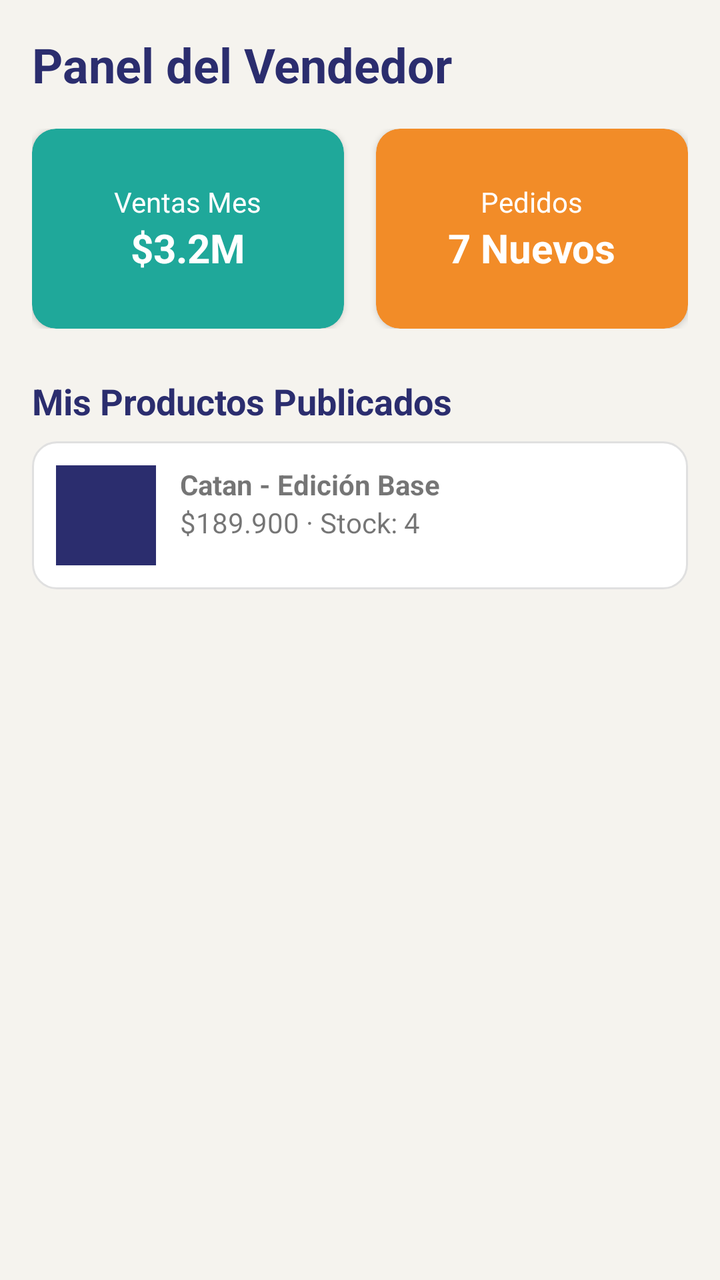
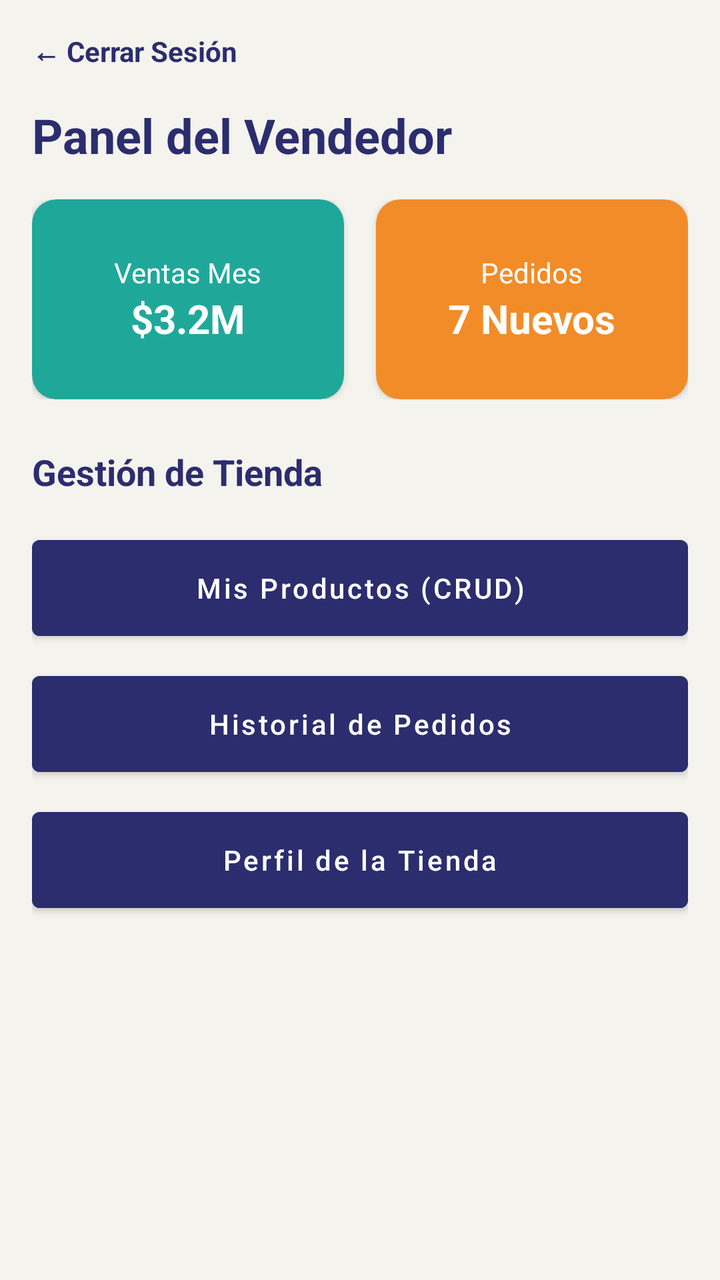

An Android layout rendered at two revisions. The XML below is the earlier revision; the diff shows what the commit changed to produce the second picture.
<!-- AndroidManifest.xml: application theme Theme.MeepleKingdom -->
<!-- res/layout/activity_seller.xml -->
<?xml version="1.0" encoding="utf-8"?>
<LinearLayout xmlns:android="http://schemas.android.com/apk/res/android"
    xmlns:app="http://schemas.android.com/apk/res-auto"
    android:layout_width="match_parent"
    android:layout_height="match_parent"
    android:background="@color/cream_background"
    android:orientation="vertical"
    android:padding="16dp">

    <TextView
        android:layout_width="wrap_content"
        android:layout_height="wrap_content"
        android:text="Panel del Vendedor"
        style="@style/TitleText" />

    <LinearLayout
        android:layout_width="match_parent"
        android:layout_height="wrap_content"
        android:layout_marginTop="16dp"
        android:orientation="horizontal">

        
        <androidx.cardview.widget.CardView
            android:layout_width="0dp"
            android:layout_height="100dp"
            android:layout_weight="1"
            android:layout_marginEnd="8dp"
            app:cardBackgroundColor="@color/teal_confirm"
            app:cardCornerRadius="12dp">
            <LinearLayout
                android:layout_width="match_parent"
                android:layout_height="match_parent"
                android:gravity="center"
                android:orientation="vertical">
                <TextView
                    android:layout_width="wrap_content"
                    android:layout_height="wrap_content"
                    android:text="Ventas Mes"
                    android:textColor="@color/white" />
                <TextView
                    android:layout_width="wrap_content"
                    android:layout_height="wrap_content"
                    android:text="$3.2M"
                    android:textColor="@color/white"
                    android:textSize="20sp"
                    android:textStyle="bold" />
            </LinearLayout>
        </androidx.cardview.widget.CardView>

        
        <androidx.cardview.widget.CardView
            android:layout_width="0dp"
            android:layout_height="100dp"
            android:layout_weight="1"
            android:layout_marginStart="8dp"
            app:cardBackgroundColor="@color/orange_cta"
            app:cardCornerRadius="12dp">
            <LinearLayout
                android:layout_width="match_parent"
                android:layout_height="match_parent"
                android:gravity="center"
                android:orientation="vertical">
                <TextView
                    android:layout_width="wrap_content"
                    android:layout_height="wrap_content"
                    android:text="Pedidos"
                    android:textColor="@color/white" />
                <TextView
                    android:layout_width="wrap_content"
                    android:layout_height="wrap_content"
                    android:text="7 Nuevos"
                    android:textColor="@color/white"
                    android:textSize="20sp"
                    android:textStyle="bold" />
            </LinearLayout>
        </androidx.cardview.widget.CardView>
    </LinearLayout>

    <TextView
        android:layout_width="wrap_content"
        android:layout_height="wrap_content"
        android:layout_marginTop="24dp"
        android:text="Mis Productos Publicados"
        android:textColor="@color/indigo_primary"
        android:textSize="18sp"
        android:textStyle="bold" />

    
    <LinearLayout
        android:layout_width="match_parent"
        android:layout_height="wrap_content"
        android:layout_marginTop="8dp"
        android:background="@drawable/bg_card"
        android:orientation="horizontal"
        android:padding="12dp">
        <View
            android:layout_width="50dp"
            android:layout_height="50dp"
            android:background="@color/indigo_primary" />
        <LinearLayout
            android:layout_width="match_parent"
            android:layout_height="wrap_content"
            android:layout_marginStart="12dp"
            android:orientation="vertical">
            <TextView
                android:layout_width="wrap_content"
                android:layout_height="wrap_content"
                android:text="Catan - Edición Base"
                android:textStyle="bold" />
            <TextView
                android:layout_width="wrap_content"
                android:layout_height="wrap_content"
                android:text="$189.900 · Stock: 4" />
        </LinearLayout>
    </LinearLayout>
</LinearLayout>
<!-- resources referenced by this layout -->
<resources>
  <color name="cream_background">#F5F3EE</color>
  <color name="indigo_primary">#2B2D6E</color>
  <color name="orange_cta">#F28C28</color>
  <color name="teal_confirm">#1FA89A</color>
  <color name="white">#FFFFFF</color>
  <!-- drawable bg_card (drawable) -->
  <?xml version="1.0" encoding="utf-8"?>
  <shape xmlns:android="http://schemas.android.com/apk/res/android" android:shape="rectangle">
      <solid android:color="@color/white"/>
      <corners android:radius="12dp"/>
      <stroke android:width="1dp" android:color="#E0E0E0"/>
  </shape>
  <style name="TitleText">
          <item name="android:textSize">24sp</item>
          <item name="android:textStyle">bold</item>
          <item name="android:textColor">@color/indigo_primary</item>
      </style>
  <style name="Theme.MeepleKingdom" parent="Theme.MaterialComponents.DayNight.NoActionBar">
          <item name="colorPrimary">@color/indigo_primary</item>
          <item name="colorPrimaryVariant">@color/indigo_primary</item>
          <item name="colorOnPrimary">@color/white</item>
          <item name="colorSecondary">@color/orange_cta</item>
          <item name="colorSecondaryVariant">@color/orange_cta</item>
          <item name="colorOnSecondary">@color/white</item>
          <item name="android:windowBackground">@color/cream_background</item>
          <item name="android:statusBarColor">@color/indigo_primary</item>
      </style>
</resources>

<!-- the commit's change to res/layout/activity_seller.xml (unified diff, before → after) -->
@@ -1,116 +1,128 @@
 <?xml version="1.0" encoding="utf-8"?>
-<LinearLayout xmlns:android="http://schemas.android.com/apk/res/android"
+<ScrollView xmlns:android="http://schemas.android.com/apk/res/android"
     xmlns:app="http://schemas.android.com/apk/res-auto"
     android:layout_width="match_parent"
     android:layout_height="match_parent"
-    android:background="@color/cream_background"
-    android:orientation="vertical"
-    android:padding="16dp">
-
-    <TextView
-        android:layout_width="wrap_content"
-        android:layout_height="wrap_content"
-        android:text="Panel del Vendedor"
-        style="@style/TitleText" />
+    android:background="@color/cream_background">
 
     <LinearLayout
         android:layout_width="match_parent"
         android:layout_height="wrap_content"
-        android:layout_marginTop="16dp"
-        android:orientation="horizontal">
+        android:orientation="vertical"
+        android:padding="16dp">
 
         
-        <androidx.cardview.widget.CardView
-            android:layout_width="0dp"
-            android:layout_height="100dp"
-            android:layout_weight="1"
-            android:layout_marginEnd="8dp"
-            app:cardBackgroundColor="@color/teal_confirm"
-            app:cardCornerRadius="12dp">
-            <LinearLayout
-                android:layout_width="match_parent"
-                android:layout_height="match_parent"
-                android:gravity="center"
-                android:orientation="vertical">
-                <TextView
-                    android:layout_width="wrap_content"
-                    android:layout_height="wrap_content"
-                    android:text="Ventas Mes"
-                    android:textColor="@color/white" />
-                <TextView
-                    android:layout_width="wrap_content"
-                    android:layout_height="wrap_content"
-                    android:text="$3.2M"
-                    android:textColor="@color/white"
-                    android:textSize="20sp"
-                    android:textStyle="bold" />
-            </LinearLayout>
-        </androidx.cardview.widget.CardView>
+        <TextView
+            android:id="@+id/btnAtras"
+            android:layout_width="wrap_content"
+            android:layout_height="wrap_content"
+            android:text="← Cerrar Sesión"
+            android:textColor="@color/indigo_primary"
+            android:textStyle="bold"
+            android:paddingBottom="16dp" />
+
+        <TextView
+            style="@style/TitleText"
+            android:layout_width="wrap_content"
+            android:layout_height="wrap_content"
+            android:text="Panel del Vendedor" />
 
         
-        <androidx.cardview.widget.CardView
-            android:layout_width="0dp"
-            android:layout_height="100dp"
-            android:layout_weight="1"
-            android:layout_marginStart="8dp"
-            app:cardBackgroundColor="@color/orange_cta"
-            app:cardCornerRadius="12dp">
-            <LinearLayout
-                android:layout_width="match_parent"
-                android:layout_height="match_parent"
-                android:gravity="center"
-                android:orientation="vertical">
-                <TextView
-                    android:layout_width="wrap_content"
-                    android:layout_height="wrap_content"
-                    android:text="Pedidos"
-                    android:textColor="@color/white" />
-                <TextView
-                    android:layout_width="wrap_content"
-                    android:layout_height="wrap_content"
-                    android:text="7 Nuevos"
-                    android:textColor="@color/white"
-                    android:textSize="20sp"
-                    android:textStyle="bold" />
-            </LinearLayout>
-        </androidx.cardview.widget.CardView>
-    </LinearLayout>
-
-    <TextView
-        android:layout_width="wrap_content"
-        android:layout_height="wrap_content"
-        android:layout_marginTop="24dp"
-        android:text="Mis Productos Publicados"
-        android:textColor="@color/indigo_primary"
-        android:textSize="18sp"
-        android:textStyle="bold" />
-
-    
-    <LinearLayout
-        android:layout_width="match_parent"
-        android:layout_height="wrap_content"
-        android:layout_marginTop="8dp"
-        android:background="@drawable/bg_card"
-        android:orientation="horizontal"
-        android:padding="12dp">
-        <View
-            android:layout_width="50dp"
-            android:layout_height="50dp"
-            android:background="@color/indigo_primary" />
         <LinearLayout
             android:layout_width="match_parent"
             android:layout_height="wrap_content"
-            android:layout_marginStart="12dp"
-            android:orientation="vertical">
-            <TextView
-                android:layout_width="wrap_content"
-                android:layout_height="wrap_content"
-                android:text="Catan - Edición Base"
-                android:textStyle="bold" />
-            <TextView
-                android:layout_width="wrap_content"
-                android:layout_height="wrap_content"
-                android:text="$189.900 · Stock: 4" />
+            android:layout_marginTop="16dp"
+            android:orientation="horizontal">
+
+            <androidx.cardview.widget.CardView
+                android:layout_width="0dp"
+                android:layout_height="100dp"
+                android:layout_weight="1"
+                android:layout_marginEnd="8dp"
+                app:cardBackgroundColor="@color/teal_confirm"
+                app:cardCornerRadius="12dp">
+                <LinearLayout
+                    android:layout_width="match_parent"
+                    android:layout_height="match_parent"
+                    android:gravity="center"
+                    android:orientation="vertical">
+                    <TextView
+                        android:layout_width="wrap_content"
+                        android:layout_height="wrap_content"
+                        android:text="Ventas Mes"
+                        android:textColor="@color/white" />
+                    <TextView
+                        android:layout_width="wrap_content"
+                        android:layout_height="wrap_content"
+                        android:text="$3.2M"
+                        android:textColor="@color/white"
+                        android:textSize="20sp"
+                        android:textStyle="bold" />
+                </LinearLayout>
+            </androidx.cardview.widget.CardView>
+
+            <androidx.cardview.widget.CardView
+                android:layout_width="0dp"
+                android:layout_height="100dp"
+                android:layout_weight="1"
+                android:layout_marginStart="8dp"
+                app:cardBackgroundColor="@color/orange_cta"
+                app:cardCornerRadius="12dp">
+                <LinearLayout
+                    android:layout_width="match_parent"
+                    android:layout_height="match_parent"
+                    android:gravity="center"
+                    android:orientation="vertical">
+                    <TextView
+                        android:layout_width="wrap_content"
+                        android:layout_height="wrap_content"
+                        android:text="Pedidos"
+                        android:textColor="@color/white" />
+                    <TextView
+                        android:layout_width="wrap_content"
+                        android:layout_height="wrap_content"
+                        android:text="7 Nuevos"
+                        android:textColor="@color/white"
+                        android:textSize="20sp"
+                        android:textStyle="bold" />
+                </LinearLayout>
+            </androidx.cardview.widget.CardView>
         </LinearLayout>
+
+        
+        <TextView
+            style="@style/SubtitleText"
+            android:layout_width="wrap_content"
+            android:layout_height="wrap_content"
+            android:layout_marginTop="24dp"
+            android:text="Gestión de Tienda" />
+
+        <Button
+            android:id="@+id/btnMisProductos"
+            android:layout_width="match_parent"
+            android:layout_height="60dp"
+            android:layout_marginTop="16dp"
+            android:backgroundTint="@color/indigo_primary"
+            android:text="Mis Productos (CRUD)"
+            android:textAllCaps="false" />
+
+        <Button
+            android:id="@+id/btnHistorialPedidos"
+            android:layout_width="match_parent"
+            android:layout_height="60dp"
+            android:layout_marginTop="8dp"
+            android:backgroundTint="@color/indigo_primary"
+            android:text="Historial de Pedidos"
+            android:textAllCaps="false" />
+
+        <Button
+            android:id="@+id/btnPerfilTienda"
+            android:layout_width="match_parent"
+            android:layout_height="60dp"
+            android:layout_marginTop="8dp"
+            android:backgroundTint="@color/indigo_primary"
+            android:text="Perfil de la Tienda"
+            android:textAllCaps="false" />
+
     </LinearLayout>
-</LinearLayout>
+</ScrollView>
<!-- resource entries referenced after the edit -->
@@ -5,13 +5,11 @@
   <color name="orange_cta">#F28C28</color>
   <color name="teal_confirm">#1FA89A</color>
   <color name="white">#FFFFFF</color>
-  <!-- drawable bg_card (drawable) -->
-  <?xml version="1.0" encoding="utf-8"?>
-  <shape xmlns:android="http://schemas.android.com/apk/res/android" android:shape="rectangle">
-      <solid android:color="@color/white"/>
-      <corners android:radius="12dp"/>
-      <stroke android:width="1dp" android:color="#E0E0E0"/>
-  </shape>
+  <style name="SubtitleText">
+          <item name="android:textSize">18sp</item>
+          <item name="android:textStyle">bold</item>
+          <item name="android:textColor">@color/indigo_primary</item>
+      </style>
   <style name="TitleText">
           <item name="android:textSize">24sp</item>
           <item name="android:textStyle">bold</item>
